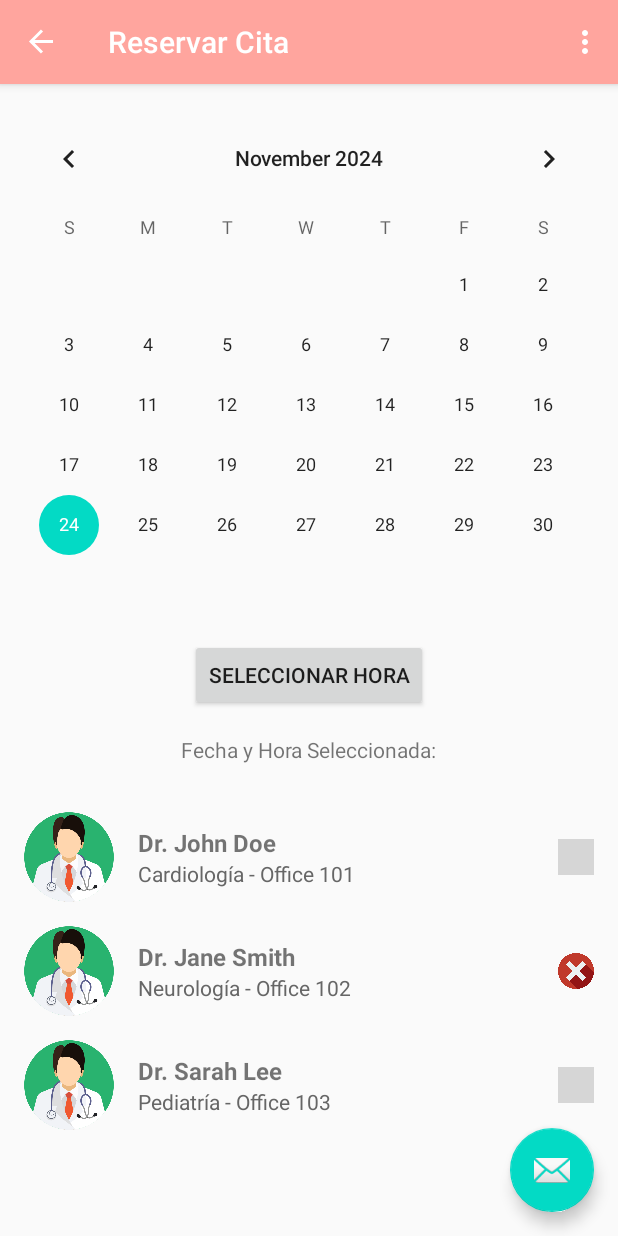
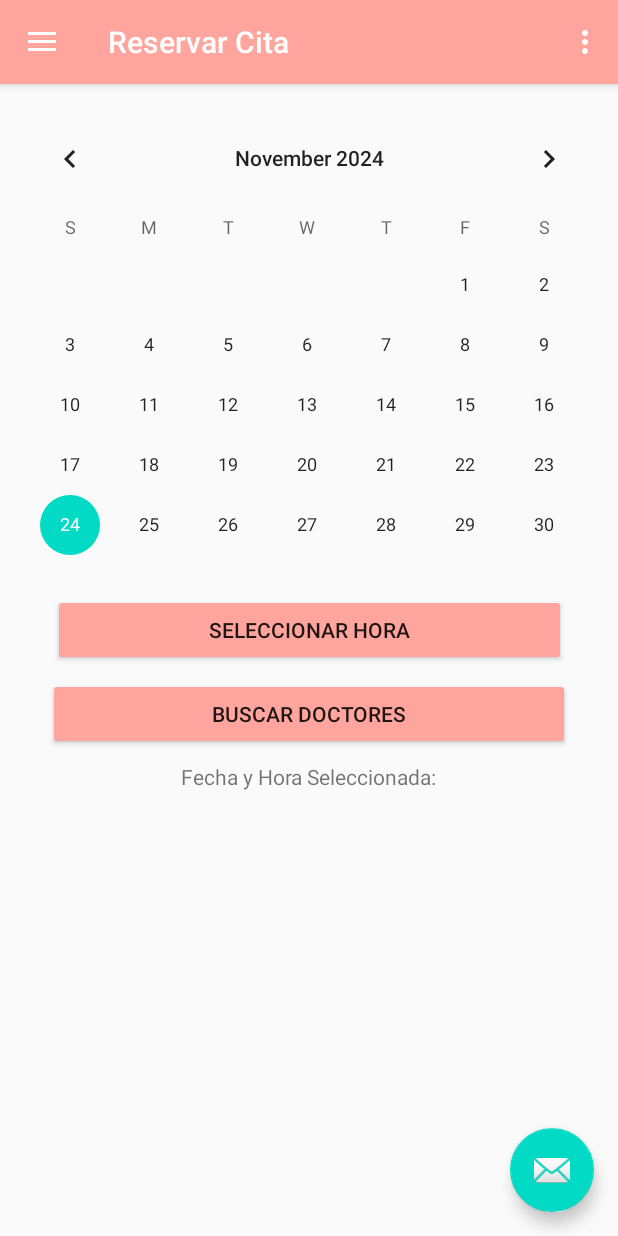
Before and after one commit to fIrupaylla/Mydoc, an Android app built with Jetpack Compose: the PrincipalActivity screen opened directly, with no data from a screen before it, in the side drawer, after a tap on "Reservar Cita", on a phone screen of 412 x 824 dp. Run offline under Robolectric (Android 15) with nearby library versions, the phone set to English and light mode, and no system bars; our stand-ins replace Firebase (no records; nobody signed in at launch, a user with empty details on screens opened directly), navigation-ui; grey boxes are pictures that could not be loaded.

Commit message:
Reservar cita v2

```diff
--- a/app/build.gradle.kts
+++ b/app/build.gradle.kts
@@ -81,4 +81,5 @@ dependencies {
     implementation(platform("com.google.firebase:firebase-bom:33.5.1"))
     //Add Picasso (no libs)
     implementation("com.squareup.picasso:picasso:2.8")
+
 }
--- a/app/src/main/AndroidManifest.xml
+++ b/app/src/main/AndroidManifest.xml
@@ -1,6 +1,10 @@
 <?xml version="1.0" encoding="utf-8"?>
 <manifest xmlns:android="http://schemas.android.com/apk/res/android"
     xmlns:tools="http://schemas.android.com/tools">
+
+    <uses-permission android:name="android.permission.INTERNET" />
+    <uses-permission android:name="android.permission.ACCESS_FINE_LOCATION" />
+    <uses-permission android:name="android.permission.ACCESS_NETWORK_STATE" />
 
     <application
         android:allowBackup="true"
--- a/app/src/main/java/com/example/proyectofinaldam/PrincipalActivity.kt
+++ b/app/src/main/java/com/example/proyectofinaldam/PrincipalActivity.kt
@@ -47,7 +47,7 @@ class PrincipalActivity : AppCompatActivity() {
         // menu should be considered as top level destinations.
         appBarConfiguration = AppBarConfiguration(
             setOf(
-                R.id.nav_home, R.id.nav_estadoConsultas, R.id.nav_slideshow
+                R.id.nav_home, R.id.nav_estadoConsultas, R.id.nav_slideshow, R.id.nav_reservarcita, R.id.nav_visualizarcita, R.id.nav_historial_citas
             ), drawerLayout
         )
         setupActionBarWithNavController(navController, appBarConfiguration)
--- a/app/src/main/java/com/example/proyectofinaldam/ui/reservarcita/ReservarcitaFragment.kt
+++ b/app/src/main/java/com/example/proyectofinaldam/ui/reservarcita/ReservarcitaFragment.kt
@@ -1,45 +1,80 @@
 package com.example.proyectofinaldam.ui.reservarcita
 
+import android.app.AlertDialog
 import android.app.TimePickerDialog
 import android.os.Bundle
 import android.view.View
+import android.widget.Button
 import android.widget.CalendarView
 import android.widget.TextView
+import android.widget.Toast
 import androidx.fragment.app.Fragment
 import androidx.recyclerview.widget.LinearLayoutManager
 import androidx.recyclerview.widget.RecyclerView
 import com.example.proyectofinaldam.R
+import com.example.proyectofinaldam.ui.reservarcita.adapter.DoctorAdapter
+import com.example.proyectofinaldam.ui.reservarcita.model.Doctor
 import java.text.SimpleDateFormat
 import java.util.Calendar
 import java.util.Locale
+import kotlin.random.Random
 
 class ReservarcitaFragment : Fragment(R.layout.fragment_reservarcita) {
 
     private lateinit var calendarView: CalendarView
-    private lateinit var btnSelectTime: View
+    private lateinit var btnSelectTime: Button
+    private lateinit var btnSearchDoctors: Button
     private lateinit var tvSelectedDateTime: TextView
     private lateinit var rvDoctors: RecyclerView
     private var selectedDate: String = ""
     private var selectedTime: String = ""
+
+    // Lista de doctores generada dinámicamente
+    private var doctors: List<Doctor> = emptyList()
+
+    private val allDoctors = List(20) { index ->
+        Doctor(
+            name = "Dr. Doctor $index",
+            specialty = "Especialidad ${index + 1}",
+            officeNumber = "10${index}",
+            imageResId = R.drawable.ic_doctor_placeholder,
+            availability = emptyMap() // Se generará dinámicamente
+        )
+    }
 
     override fun onViewCreated(view: View, savedInstanceState: Bundle?) {
         super.onViewCreated(view, savedInstanceState)
 
         calendarView = view.findViewById(R.id.calendarView)
         btnSelectTime = view.findViewById(R.id.btn_select_time)
+        btnSearchDoctors = view.findViewById(R.id.btn_search_doctors)
         tvSelectedDateTime = view.findViewById(R.id.tv_selected_datetime)
         rvDoctors = view.findViewById(R.id.rv_doctors)
 
-        // Handle date selection from CalendarView
+        // Configurar el RecyclerView
+        rvDoctors.layoutManager = LinearLayoutManager(requireContext())
+        rvDoctors.adapter = DoctorAdapter(doctors) { doctor ->
+            showConfirmationDialog(doctor)
+        }
+
+        // Manejar la selección de fecha
         calendarView.setOnDateChangeListener { _, year, month, dayOfMonth ->
             val calendar = Calendar.getInstance()
             calendar.set(year, month, dayOfMonth)
             val dateFormat = SimpleDateFormat("EEEE, dd MMMM yyyy", Locale.getDefault())
             selectedDate = dateFormat.format(calendar.time)
+
+            // Verificar si es un día laboral (lunes a viernes)
+            val dayOfWeek = calendar.get(Calendar.DAY_OF_WEEK)
+            if (dayOfWeek == Calendar.SATURDAY || dayOfWeek == Calendar.SUNDAY) {
+                Toast.makeText(requireContext(), "Seleccione un día laboral (lunes a viernes).", Toast.LENGTH_SHORT).show()
+                selectedDate = ""
+            }
+
             updateDateTimeDisplay()
         }
 
-        // Handle time selection from TimePickerDialog
+        // Manejar la selección de hora
         btnSelectTime.setOnClickListener {
             val currentTime = Calendar.getInstance()
             val hour = currentTime.get(Calendar.HOUR_OF_DAY)
@@ -47,21 +82,24 @@ class ReservarcitaFragment : Fragment(R.layout.fragment_reservarcita) {
 
             val timePicker = TimePickerDialog(requireContext(), { _, selectedHour, selectedMinute ->
                 selectedTime = String.format("%02d:%02d", selectedHour, selectedMinute)
+                if (selectedHour !in 9..16 || (selectedHour == 16 && selectedMinute > 30)) {
+                    Toast.makeText(requireContext(), "Seleccione un horario válido (9:00 AM - 5:00 PM).", Toast.LENGTH_SHORT).show()
+                    selectedTime = ""
+                }
                 updateDateTimeDisplay()
             }, hour, minute, true)
 
             timePicker.show()
         }
 
-        // Sample list of doctors
-        val doctors = listOf(
-            Doctor("Dr. John Doe", "Cardiología", "101", R.drawable.ic_doctor_placeholder, true),
-            Doctor("Dr. Jane Smith", "Neurología", "102", R.drawable.ic_doctor_placeholder, false),
-            Doctor("Dr. Sarah Lee", "Pediatría", "103", R.drawable.ic_doctor_placeholder, true)
-        )
-
-        rvDoctors.layoutManager = LinearLayoutManager(requireContext())
-        rvDoctors.adapter = DoctorAdapter(doctors)
+        // Buscar doctores disponibles según la hora seleccionada
+        btnSearchDoctors.setOnClickListener {
+            if (selectedTime.isEmpty() || selectedDate.isEmpty()) {
+                Toast.makeText(requireContext(), "Seleccione una fecha y hora válidas primero.", Toast.LENGTH_SHORT).show()
+                return@setOnClickListener
+            }
+            loadDoctorsForTime(selectedTime)
+        }
     }
 
     private fun updateDateTimeDisplay() {
@@ -71,4 +109,34 @@ class ReservarcitaFragment : Fragment(R.layout.fragment_reservarcita) {
             tvSelectedDateTime.text = "Fecha Seleccionada: $selectedDate"
         }
     }
+
+    private fun loadDoctorsForTime(time: String) {
+        // Generar disponibilidad aleatoria para los doctores
+        doctors = allDoctors.map { doctor ->
+            val isAvailable = Random.nextBoolean()
+            doctor.copy(availability = mapOf(time to isAvailable))
+        }
+
+        // Actualizar el adaptador con la nueva lista de doctores
+        rvDoctors.adapter = DoctorAdapter(doctors) { doctor ->
+            showConfirmationDialog(doctor)
+        }
+    }
+
+    private fun showConfirmationDialog(doctor: Doctor) {
+        if (selectedDate.isEmpty() || selectedTime.isEmpty()) {
+            Toast.makeText(requireContext(), "Seleccione una fecha y hora primero.", Toast.LENGTH_SHORT).show()
+            return
+        }
+
+        AlertDialog.Builder(requireContext())
+            .setTitle("Confirmar Cita")
+            .setMessage("¿Deseas reservar una cita con ${doctor.name} el $selectedDate a las $selectedTime?")
+            .setPositiveButton("Confirmar") { _, _ ->
+                Toast.makeText(requireContext(), "Cita reservada con ${doctor.name}", Toast.LENGTH_SHORT).show()
+            }
+            .setNegativeButton("Cancelar", null)
+            .create()
+            .show()
+    }
 }
--- a/app/src/main/java/com/example/proyectofinaldam/ui/reservarcita/ReservarcitaAdapter.kt
+++ b/app/src/main/java/com/example/proyectofinaldam/ui/reservarcita/adapter/DoctorAdapter.kt
@@ -1,29 +1,25 @@
-package com.example.proyectofinaldam.ui.reservarcita
+package com.example.proyectofinaldam.ui.reservarcita.adapter
 
 import android.view.LayoutInflater
 import android.view.View
 import android.view.ViewGroup
+import android.widget.Button
 import android.widget.ImageView
 import android.widget.TextView
 import androidx.recyclerview.widget.RecyclerView
 import com.example.proyectofinaldam.R
+import com.example.proyectofinaldam.ui.reservarcita.model.Doctor
 
-data class Doctor(
-    val name: String,
-    val specialty: String,
-    val officeNumber: String,
-    val imageResId: Int, // Drawable resource ID for doctor's image
-    val isAvailable: Boolean // True if doctor is available
-)
-
-class DoctorAdapter(private val doctors: List<Doctor>) :
-    RecyclerView.Adapter<DoctorAdapter.DoctorViewHolder>() {
+class DoctorAdapter(
+    private val doctors: List<Doctor>,
+    private val onDoctorSelected: (Doctor) -> Unit
+) : RecyclerView.Adapter<DoctorAdapter.DoctorViewHolder>() {
 
     inner class DoctorViewHolder(view: View) : RecyclerView.ViewHolder(view) {
         val doctorImage: ImageView = view.findViewById(R.id.iv_doctor_image)
         val doctorName: TextView = view.findViewById(R.id.tv_doctor_name)
         val doctorSpecialtyOffice: TextView = view.findViewById(R.id.tv_doctor_specialty_office)
-        val availabilityIcon: ImageView = view.findViewById(R.id.iv_availability)
+        val reserveButton: Button = view.findViewById(R.id.btn_reserve)
     }
 
     override fun onCreateViewHolder(parent: ViewGroup, viewType: Int): DoctorViewHolder {
@@ -36,9 +32,11 @@ class DoctorAdapter(private val doctors: List<Doctor>) :
         holder.doctorImage.setImageResource(doctor.imageResId)
         holder.doctorName.text = doctor.name
         holder.doctorSpecialtyOffice.text = "${doctor.specialty} - Office ${doctor.officeNumber}"
-        holder.availabilityIcon.setImageResource(
-            if (doctor.isAvailable) R.drawable.ic_available else R.drawable.ic_unavailable
-        )
+
+        // Configurar botón de reservar
+        holder.reserveButton.setOnClickListener {
+            onDoctorSelected(doctor)
+        }
     }
 
     override fun getItemCount(): Int = doctors.size
--- /dev/null
+++ b/app/src/main/java/com/example/proyectofinaldam/ui/reservarcita/model/Doctor.kt
@@ -0,0 +1,9 @@
+package com.example.proyectofinaldam.ui.reservarcita.model
+
+data class Doctor(
+    val name: String,
+    val specialty: String,
+    val officeNumber: String,
+    val imageResId: Int,
+    val availability: Map<String, Boolean>
+)
--- a/app/src/main/res/layout/fragment_reservarcita.xml
+++ b/app/src/main/res/layout/fragment_reservarcita.xml
@@ -10,45 +10,70 @@
     <!-- Calendar View -->
     <CalendarView
         android:id="@+id/calendarView"
-        android:layout_width="0dp"
-        android:layout_height="wrap_content"
-        app:layout_constraintTop_toTopOf="parent"
+        android:layout_width="411dp"
+        android:layout_height="316dp"
+        android:layout_marginTop="16dp"
+        app:layout_constraintEnd_toEndOf="parent"
         app:layout_constraintStart_toStartOf="parent"
-        app:layout_constraintEnd_toEndOf="parent"
-        android:layout_marginTop="16dp" />
+        app:layout_constraintTop_toTopOf="parent" />
 
     <!-- Button to select time -->
     <Button
         android:id="@+id/btn_select_time"
-        android:layout_width="wrap_content"
+        android:layout_width="342dp"
+        android:layout_height="0dp"
+        android:layout_marginStart="32dp"
+        android:layout_marginTop="8dp"
+        android:layout_marginEnd="32dp"
+        android:backgroundTint="@color/colorPink"
+        android:text="Seleccionar Hora"
+        app:layout_constraintEnd_toEndOf="parent"
+        app:layout_constraintStart_toStartOf="parent"
+        app:layout_constraintTop_toBottomOf="@id/calendarView" />
+
+    <!-- Button to search doctors -->
+    <Button
+        android:id="@+id/btn_search_doctors"
+        android:layout_width="0dp"
         android:layout_height="wrap_content"
-        android:text="Seleccionar Hora"
-        app:layout_constraintTop_toBottomOf="@id/calendarView"
+        android:layout_marginStart="32dp"
+        android:layout_marginTop="8dp"
+        android:layout_marginEnd="32dp"
+        android:backgroundTint="@color/colorPink"
+        android:text="Buscar Doctores"
+        app:layout_constraintEnd_toEndOf="parent"
         app:layout_constraintStart_toStartOf="parent"
-        app:layout_constraintEnd_toEndOf="parent"
-        android:layout_marginTop="16dp" />
+        app:layout_constraintTop_toBottomOf="@id/btn_select_time" />
 
     <!-- TextView to display selected date and time -->
     <TextView
         android:id="@+id/tv_selected_datetime"
         android:layout_width="wrap_content"
         android:layout_height="wrap_content"
+        android:layout_marginStart="8dp"
+        android:layout_marginTop="8dp"
+        android:layout_marginEnd="8dp"
         android:text="Fecha y Hora Seleccionada:"
-        app:layout_constraintTop_toBottomOf="@id/btn_select_time"
+        app:layout_constraintEnd_toEndOf="parent"
         app:layout_constraintStart_toStartOf="parent"
-        app:layout_constraintEnd_toEndOf="parent"
-        android:layout_marginTop="16dp" />
+        app:layout_constraintTop_toBottomOf="@id/btn_search_doctors" />
 
-    <!-- RecyclerView for displaying doctors -->
-    <androidx.recyclerview.widget.RecyclerView
-        android:id="@+id/rv_doctors"
+    <!-- RecyclerView inside a NestedScrollView -->
+    <androidx.core.widget.NestedScrollView
         android:layout_width="0dp"
         android:layout_height="0dp"
         app:layout_constraintTop_toBottomOf="@id/tv_selected_datetime"
         app:layout_constraintStart_toStartOf="parent"
         app:layout_constraintEnd_toEndOf="parent"
-        app:layout_constraintBottom_toBottomOf="parent"
-        android:layout_marginTop="16dp"
-        android:padding="8dp" />
+        app:layout_constraintBottom_toBottomOf="parent">
+
+        <androidx.recyclerview.widget.RecyclerView
+            android:id="@+id/rv_doctors"
+            android:layout_width="match_parent"
+            android:layout_height="wrap_content"
+            android:clipToPadding="false"
+            android:padding="8dp"
+            tools:listitem="@layout/item_doctor" />
+    </androidx.core.widget.NestedScrollView>
 
 </androidx.constraintlayout.widget.ConstraintLayout>
--- a/app/src/main/res/layout/item_doctor.xml
+++ b/app/src/main/res/layout/item_doctor.xml
@@ -1,5 +1,6 @@
 <?xml version="1.0" encoding="utf-8"?>
-<LinearLayout xmlns:android="http://schemas.android.com/apk/res/android"
+<LinearLayout
+    xmlns:android="http://schemas.android.com/apk/res/android"
     android:layout_width="match_parent"
     android:layout_height="wrap_content"
     android:orientation="horizontal"
@@ -16,6 +17,7 @@
         android:scaleType="centerCrop"
         android:layout_marginEnd="16dp" />
 
+    <!-- Texts for Name and Specialty -->
     <LinearLayout
         android:layout_width="0dp"
         android:layout_height="wrap_content"
@@ -31,7 +33,7 @@
             android:textStyle="bold"
             android:textSize="16sp" />
 
-        <!-- Specialty and Office Number -->
+        <!-- Specialty and Office -->
         <TextView
             android:id="@+id/tv_doctor_specialty_office"
             android:layout_width="wrap_content"
@@ -41,11 +43,13 @@
             android:textColor="#666" />
     </LinearLayout>
 
-    <!-- Availability Icon -->
-    <ImageView
-        android:id="@+id/iv_availability"
-        android:layout_width="24dp"
-        android:layout_height="24dp"
-        android:src="@drawable/ic_available" />
-
+    <!-- Button to Reserve -->
+    <Button
+        android:id="@+id/btn_reserve"
+        android:layout_width="wrap_content"
+        android:layout_height="wrap_content"
+        android:backgroundTint="@color/colorPink"
+        android:padding="8dp"
+        android:text="Reservar"
+        android:textColor="@android:color/white" />
 </LinearLayout>
```
Also changed, not shown: app/src/main/java/com/example/proyectofinaldam/ui/visualizarcita/VisualizarcitaFragment.kt (+4 -6 lines), app/src/main/java/com/example/proyectofinaldam/ui/visualizarcita/adapter/AppointmentAdapter.kt (renamed from app/src/main/java/com/example/proyectofinaldam/ui/visualizarcita/VisualizarcitaAdapter.kt, +3 -6 lines), app/src/main/java/com/example/proyectofinaldam/ui/visualizarcita/model/Appointment.kt (added, +7 -0 lines).
